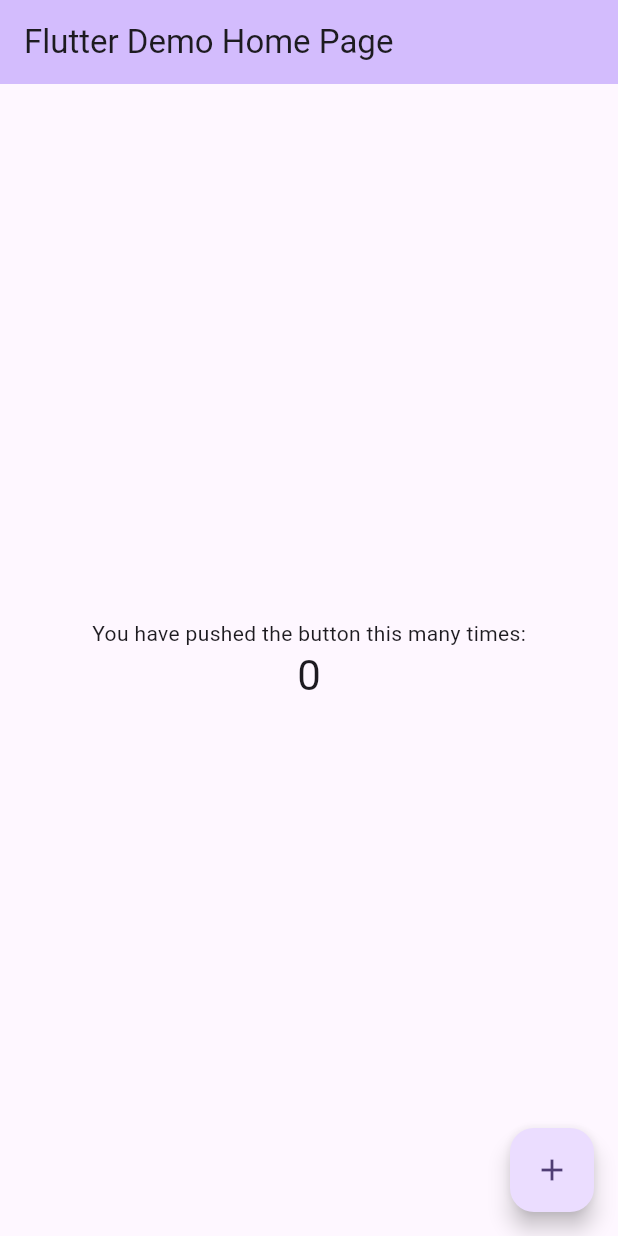
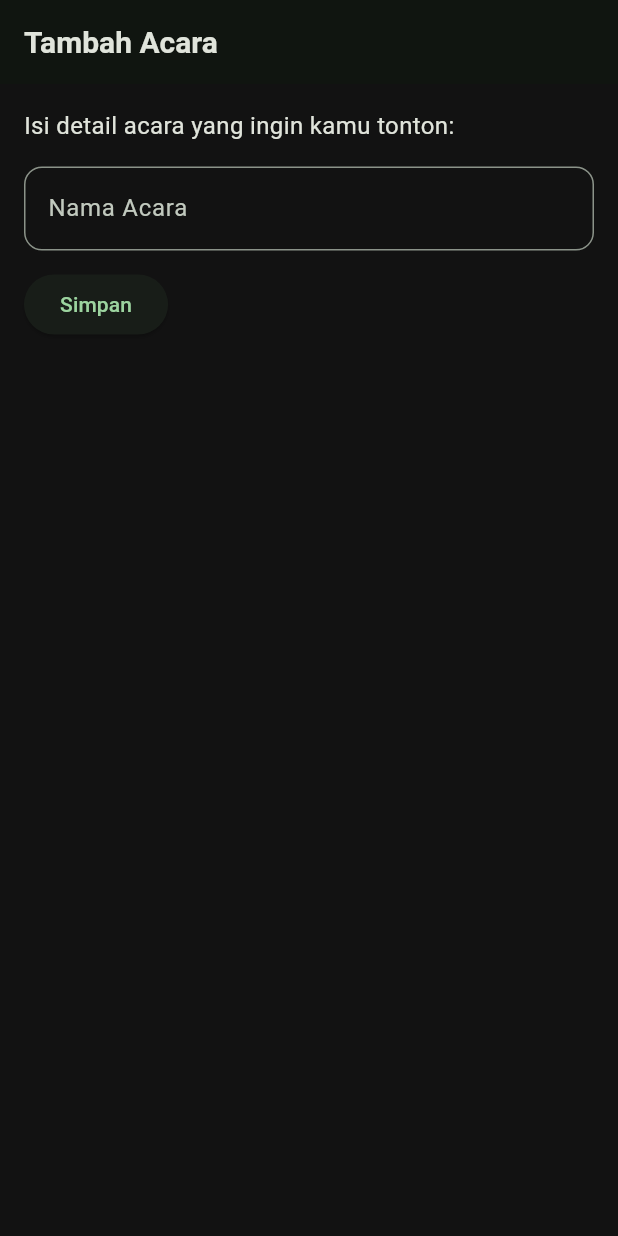
Before and after one commit to von-ai/netlify-app, a Flutter app: the screen it shows after launch, on a phone screen of 412 x 824 dp. Run offline on Flutter 3.47's test engine with Material 3 defaults, Android fonts, the phone set to English and light mode, and no system bars; our stand-ins replace cloud_firestore, firebase_core; accounts and stored records are empty.

Commit message:
adding theme

```diff
--- /dev/null
+++ b/lib/core/theme/app_theme.dart
@@ -0,0 +1,21 @@
+import 'package:flutter/material.dart';
+import 'colors.dart';
+
+class AppTheme {
+  static ThemeData darkTheme = ThemeData(
+    useMaterial3: true,
+    colorScheme: ColorScheme.fromSeed(
+      seedColor: AppColors.primary,
+      brightness: Brightness.dark,
+    ),
+    scaffoldBackgroundColor: AppColors.background,
+    textTheme: const TextTheme(
+      bodyLarge: TextStyle(fontSize: 16, color: AppColors.textDark),
+      titleLarge: TextStyle(
+        fontWeight: FontWeight.bold,
+        fontSize: 20,
+        color: AppColors.textDark,
+      ),
+    ),
+  );
+}
--- /dev/null
+++ b/lib/core/theme/colors.dart
@@ -0,0 +1,7 @@
+import 'package:flutter/material.dart';
+
+class AppColors {
+  static const primary = Color(0xFF1ED760);
+  static const background = Color(0xFF121212);
+  static const textDark = Color(0xFFFFFFFF);
+}
--- a/lib/main.dart
+++ b/lib/main.dart
@@ -1,4 +1,6 @@
 import 'package:flutter/material.dart';
+import 'core/theme/app_theme.dart';
+import 'pages/home.dart';
 
 void main() {
   runApp(const MyApp());
@@ -10,57 +12,10 @@ class MyApp extends StatelessWidget {
   @override
   Widget build(BuildContext context) {
     return MaterialApp(
-      title: 'Netlify',
-      theme: ThemeData(
-        colorScheme: ColorScheme.fromSeed(seedColor: Colors.deepPurple),
-      ),
-      home: const MyHomePage(title: 'Flutter Demo Home Page'),
+      debugShowCheckedModeBanner: false,
+      title: 'Watch List App',
+      theme: AppTheme.darkTheme,
+      home: Home(),
     );
   }
 }
-
-class MyHomePage extends StatefulWidget {
-  const MyHomePage({super.key, required this.title});
-
-  final String title;
-
-  @override
-  State<MyHomePage> createState() => _MyHomePageState();
-}
-
-class _MyHomePageState extends State<MyHomePage> {
-  int _counter = 0;
-
-  void _incrementCounter() {
-    setState(() {
-      _counter++;
-    });
-  }
-
-  @override
-  Widget build(BuildContext context) {
-    return Scaffold(
-      appBar: AppBar(
-        backgroundColor: Theme.of(context).colorScheme.inversePrimary,
-        title: Text(widget.title),
-      ),
-      body: Center(
-        child: Column(
-          mainAxisAlignment: MainAxisAlignment.center,
-          children: <Widget>[
-            const Text('You have pushed the button this many times:'),
-            Text(
-              '$_counter',
-              style: Theme.of(context).textTheme.headlineMedium,
-            ),
-          ],
-        ),
-      ),
-      floatingActionButton: FloatingActionButton(
-        onPressed: _incrementCounter,
-        tooltip: 'Increment',
-        child: const Icon(Icons.add),
-      ), // This trailing comma makes auto-formatting nicer for build methods.
-    );
-  }
-}
--- /dev/null
+++ b/lib/pages/home.dart
@@ -0,0 +1,35 @@
+import 'package:flutter/material.dart';
+
+class Home extends StatelessWidget {
+  const Home({super.key});
+
+  @override
+  Widget build(BuildContext context) {
+    return Scaffold(
+      appBar: AppBar(title: const Text('Tambah Acara')),
+      body: Padding(
+        padding: const EdgeInsets.all(16.0),
+        child: Column(
+          crossAxisAlignment: CrossAxisAlignment.start,
+          children: [
+            const Text(
+              'Isi detail acara yang ingin kamu tonton:',
+              style: TextStyle(fontSize: 16),
+            ),
+            const SizedBox(height: 16),
+            TextField(
+              decoration: InputDecoration(
+                labelText: 'Nama Acara',
+                border: OutlineInputBorder(
+                  borderRadius: BorderRadius.circular(12),
+                ),
+              ),
+            ),
+            const SizedBox(height: 12),
+            ElevatedButton(onPressed: () {}, child: const Text('Simpan')),
+          ],
+        ),
+      ),
+    );
+  }
+}
--- a/pubspec.yaml
+++ b/pubspec.yaml
@@ -30,13 +30,13 @@ environment:
 dependencies:
   flutter:
     sdk: flutter
-  cloud_firestore: 6.0.3
 
   # The following adds the Cupertino Icons font to your application.
   # Use with the CupertinoIcons class for iOS style icons.
+  firebase_core: ^4.2.0
+  cloud_firestore: ^6.0.3
   cupertino_icons: ^1.0.8
-  firebase_core: ^4.2.0
-  firebase_auth: ^5.3.1
+  firebase_auth: ^6.1.2
   provider: ^6.1.5+1
 
 dev_dependencies:
```
Also changed, not shown: pubspec.lock, 3 other files.
